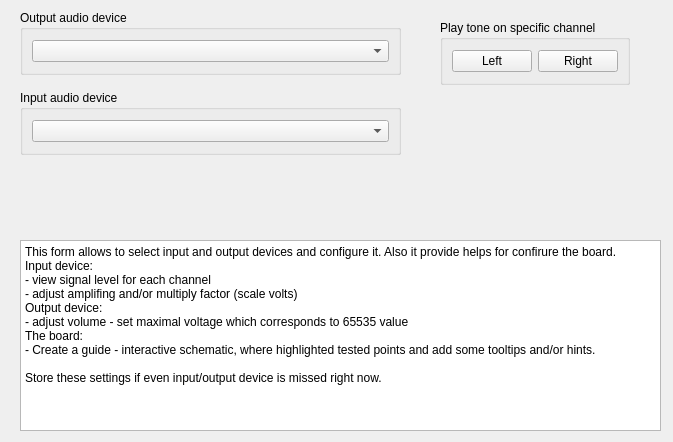
polovik/asa, file formcalibration.ui: the form before one commit.
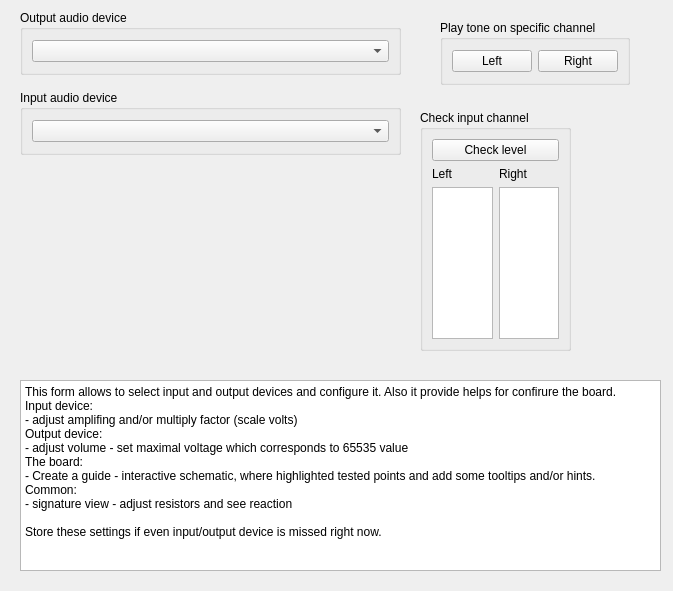
The form after the commit. Custom widgets are drawn as their Qt base class.

Commit message: Display level of input voltage separately for each channel.

Patch:
```diff
--- a/formcalibration.ui
+++ b/formcalibration.ui
@@ -7,7 +7,7 @@
     <x>0</x>
     <y>0</y>
     <width>673</width>
-    <height>442</height>
+    <height>591</height>
    </rect>
   </property>
   <property name="windowTitle">
@@ -17,7 +17,7 @@
    <property name="geometry">
     <rect>
      <x>20</x>
-     <y>240</y>
+     <y>380</y>
      <width>641</width>
      <height>191</height>
     </rect>
@@ -25,12 +25,13 @@
    <property name="plainText">
     <string>This form allows to select input and output devices and configure it. Also it provide helps for confirure the board.
 Input device:
-- view signal level for each channel
 - adjust amplifing and/or multiply factor (scale volts)
 Output device:
 - adjust volume - set maximal voltage which corresponds to 65535 value
 The board:
 - Create a guide - interactive schematic, where highlighted tested points and add some tooltips and/or hints.
+Common:
+- signature view - adjust resistors and see reaction
 
 Store these settings if even input/output device is missed right now.</string>
    </property>
@@ -106,7 +107,63 @@
     </item>
    </layout>
   </widget>
+  <widget class="QGroupBox" name="groupBox_4">
+   <property name="geometry">
+    <rect>
+     <x>420</x>
+     <y>110</y>
+     <width>151</width>
+     <height>241</height>
+    </rect>
+   </property>
+   <property name="title">
+    <string>Check input channel</string>
+   </property>
+   <layout class="QVBoxLayout" name="verticalLayout_3">
+    <item>
+     <widget class="QPushButton" name="buttonCheckInputLevel">
+      <property name="text">
+       <string>Check level</string>
+      </property>
+      <property name="checkable">
+       <bool>true</bool>
+      </property>
+     </widget>
+    </item>
+    <item>
+     <layout class="QGridLayout" name="gridLayout_2">
+      <item row="0" column="0">
+       <widget class="QLabel" name="label">
+        <property name="text">
+         <string>Left</string>
+        </property>
+       </widget>
+      </item>
+      <item row="0" column="1">
+       <widget class="QLabel" name="label_2">
+        <property name="text">
+         <string>Right</string>
+        </property>
+       </widget>
+      </item>
+      <item row="1" column="0">
+       <widget class="VolumeIndicator" name="viewLeftChannelLevel"/>
+      </item>
+      <item row="1" column="1">
+       <widget class="VolumeIndicator" name="viewRightChannelLevel"/>
+      </item>
+     </layout>
+    </item>
+   </layout>
+  </widget>
  </widget>
+ <customwidgets>
+  <customwidget>
+   <class>VolumeIndicator</class>
+   <extends>QGraphicsView</extends>
+   <header location="global">volumeindicator.h</header>
+  </customwidget>
+ </customwidgets>
  <resources/>
  <connections/>
 </ui>
```
The commit also changes 14 other files.
